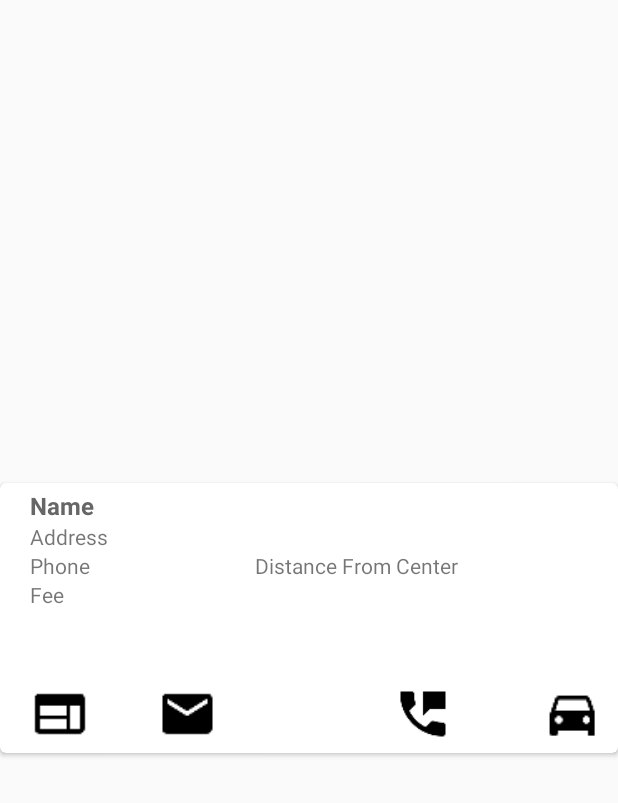
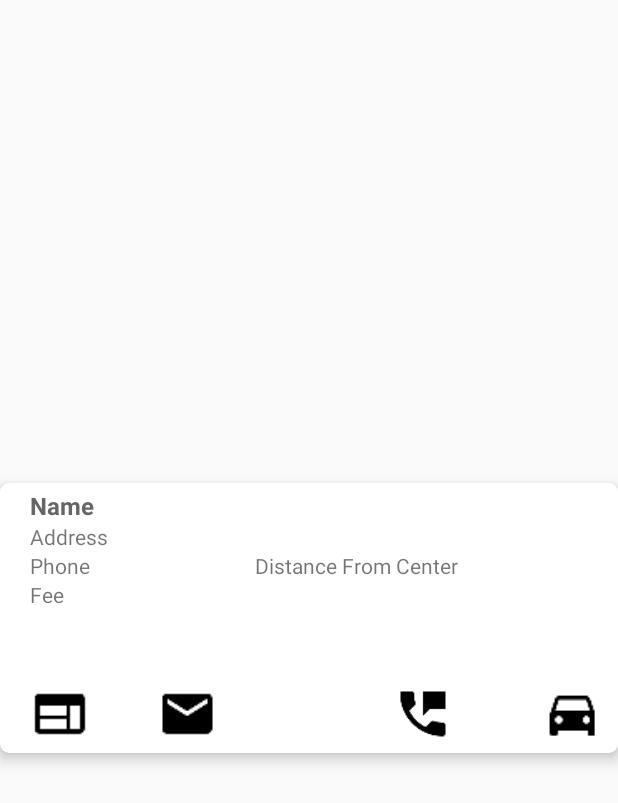
Before and after one commit to shtown/YouthServices, an Android app: the layout cards.xml on its own in the app's theme, with its tools: preview values and no code run, on a phone screen of 412 x 824 dp. Shown: the top 803 px of the screen. Run offline under Robolectric (Android 15) with nearby library versions, the phone set to English and light mode, and no system bars; network calls fail.

Commit message:
Added 'cardElevation' attribute to cards'

```diff
--- a/app/src/main/res/layout/cards.xml
+++ b/app/src/main/res/layout/cards.xml
@@ -6,7 +6,8 @@
     android:layout_width="match_parent"
     android:layout_height="180dp"
     android:layout_gravity="center"
-    cardView:cardCornerRadius="4dp"
+    cardView:cardCornerRadius="6dp"
+    cardView:cardElevation="6dp"
     cardView:contentPaddingLeft="20dp"
     cardView:contentPaddingRight="10dp"
     cardView:contentPaddingTop="4dp"
```
